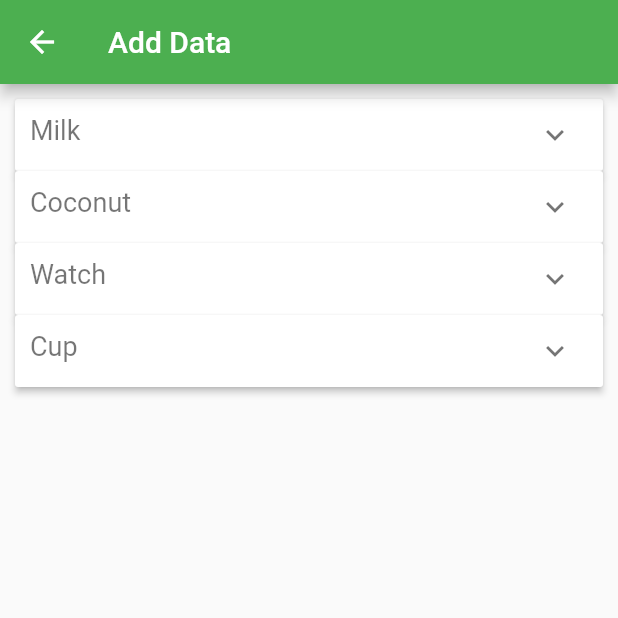
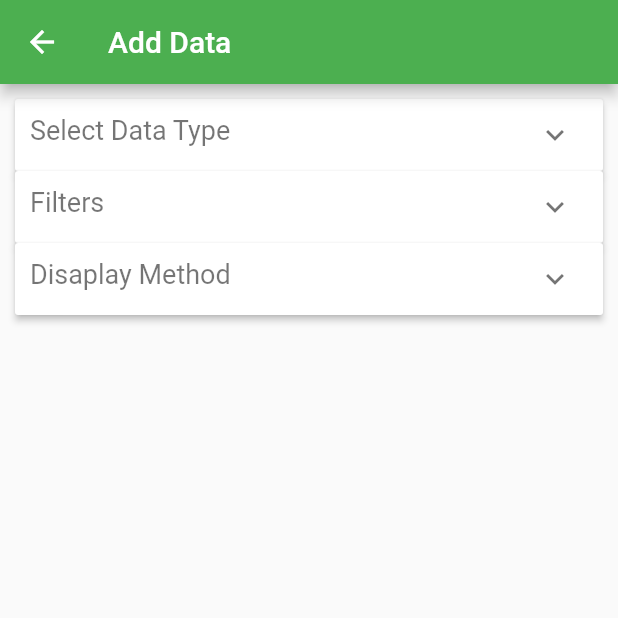
Before and after one commit to bijianing/memory_recorder, a Flutter app: the ViewDataPage screen opened directly, on a phone screen of 412 x 824 dp, the top half of it. Run offline on Flutter 3.47's test engine with Material 2 defaults, Android fonts, the phone set to English and light mode, and no system bars; our stand-ins replace cloud_firestore, flutter_speed_dial; accounts and stored records are empty; Roboto replaces fonts that are missing (MPLUSRounded1c).

Commit message:
add view data page: temp commit

```diff
--- a/lib/view/chip_select.dart
+++ b/lib/view/chip_select.dart
@@ -124,7 +124,7 @@ class _ChipSelectState extends State<ChipSelect> with SingleTickerProviderStateM
   final double animationStartOffset = 0;
   final double animationSeconds = 0.5;
   double _width;
-  double _height;
+  double _height = 50;
   double _absPadding;
 
   @override
--- a/lib/view/view_data.dart
+++ b/lib/view/view_data.dart
@@ -2,9 +2,18 @@ import 'package:cloud_firestore/cloud_firestore.dart';
 import 'package:flutter/material.dart';
 import 'package:flutter/rendering.dart';
 import 'package:memory_recorder/model/data_manager.dart';
-import 'package:memory_recorder/model/field.dart';
+import 'package:memory_recorder/view/chip_select.dart';
 import 'localization.dart';
-import 'package:intl/intl.dart';
+
+
+
+class ItemModel {
+  bool isExpanded;
+  String header;
+  Widget Function(BuildContext context) bodyBuilder;
+
+  ItemModel({this.isExpanded: false, this.header, this.bodyBuilder});
+}
 
 
 class ViewDataPage extends StatefulWidget {
@@ -22,15 +31,52 @@ class _ViewDataPageState extends State<ViewDataPage> {
   DocumentSnapshot dataType;
   List <DocumentSnapshot> dataTypes;
   Map <String, dynamic> fieldValues = Map();
+  List<ItemModel> panelData;
+  List<String> _dataTypes = ['...'];
 
   _ViewDataPageState(this.key, this.defaultType);
 
-  List<ItemModel> prepareData = <ItemModel>[
-    ItemModel(header: 'Milk', bodyModel: BodyModel(price: 20, quantity: 10)),
-    ItemModel(header: 'Coconut', bodyModel: BodyModel(price: 35, quantity: 5)),
-    ItemModel(header: 'Watch', bodyModel: BodyModel(price: 800, quantity: 15)),
-    ItemModel(header: 'Cup', bodyModel: BodyModel(price: 80, quantity: 150))
-  ];
+
+  @override
+  void initState() {
+    super.initState();
+    panelData = <ItemModel>[
+      ItemModel(header: 'Select Data Type', bodyBuilder: dataTypeSelectorBuilder),
+      ItemModel(header: 'Filters', bodyBuilder: dataTypeSelectorBuilder),
+      ItemModel(header: 'Disaplay Method', bodyBuilder: dataTypeSelectorBuilder),
+    ];
+  }
+
+
+  Widget dataTypeSelectorBuilder(BuildContext context)
+  {
+    // if (_dataTypes == null) {
+    //   MRData.dataTypes.then((types) {
+    //     setState(() {
+    //       _dataTypes = types.map((e) => e['name']).toList() as List<String>;
+    //     });
+    //   });
+    // }
+    // return Column(
+    //   children: <Widget>[
+    //     Text('DateType'),
+    //     ChipSelect(
+    //     initChipLabels: <String>['abc', 'def', 'English', 'excise', 'moring', 'llkjkdf', 'nihao', '成功', '失敗'],
+    //     padding: 0.05,
+    //     chipElevation: 3,
+    //   )
+    //   ],
+    // );
+
+    return Expanded(
+
+      child: ChipSelect(
+        initChipLabels: <String>['abc', 'def', 'English', 'excise', 'moring', 'llkjkdf', 'nihao', '成功', '失敗'],
+        padding: 0.05,
+        chipElevation: 3,
+      ));
+
+  }
 
   @override
   Widget build(BuildContext context) {
@@ -50,7 +96,7 @@ class _ViewDataPageState extends State<ViewDataPage> {
           child: Container(
             padding: EdgeInsets.all(10),
             child: ListView.builder(
-              itemCount: prepareData.length,
+              itemCount: panelData.length,
               itemBuilder: (BuildContext context, int index) {
                 return ExpansionPanelList(
                   animationDuration: Duration(milliseconds: 600),
@@ -58,46 +104,28 @@ class _ViewDataPageState extends State<ViewDataPage> {
                     ExpansionPanel(
                       body: Container(
                         padding: EdgeInsets.all(10),
-                        child: Row(
-                          mainAxisAlignment: MainAxisAlignment.spaceBetween,
-                          children: <Widget>[
-                            Text(
-                              'PRICE: ${prepareData[index].bodyModel.price}',
-                              style: TextStyle(
-                                color: Colors.grey[700],
-                                fontSize: 18,
-                              ),
-                            ),
-                            Text(
-                              'QUANTITY: ${prepareData[index].bodyModel.quantity}',
-                              style: TextStyle(
-                                color: Colors.grey[700],
-                                fontSize: 18,
-                              ),
-                            )
-                          ],
-                        ),
+                        child: panelData[index].bodyBuilder(context),
                       ),
                       headerBuilder: (BuildContext context, bool isExpanded) {
                         return Container(
                           padding: EdgeInsets.all(10),
                           child: Text(
-                            prepareData[index].header,
+                            panelData[index].header,
                             style: TextStyle(
-                              color: Colors.black54,
+                              color: isExpanded ? Theme.of(context).primaryColor : Colors.black54,
                               fontSize: 18,
                             ),
                           ),
                         );
                       },
-                      isExpanded: prepareData[index].isExpanded,
+                      isExpanded: panelData[index].isExpanded,
                       canTapOnHeader: true,
                     )
                   ],
                   expansionCallback: (int item, bool status) {
                     setState(() {
-                      prepareData[index].isExpanded =
-                          !prepareData[index].isExpanded;
+                      panelData[index].isExpanded =
+                          !panelData[index].isExpanded;
                     });
                   },
                 );
@@ -109,19 +137,3 @@ class _ViewDataPageState extends State<ViewDataPage> {
     );
   }
 }
-
-
-class ItemModel {
-  bool isExpanded;
-  String header;
-  BodyModel bodyModel;
-
-  ItemModel({this.isExpanded: false, this.header, this.bodyModel});
-}
-
-class BodyModel {
-  int price;
-  int quantity;
-
-  BodyModel({this.price, this.quantity});
-}
```
Also changed, not shown: lib/model/data_manager.dart (+3 -4 lines), lib/view/controls.dart (deleted, +0 -11 lines), lib/view/new_data_type.dart (+27 -37 lines), lib/main.dart (line endings or trailing spaces), lib/model/field.dart (line endings or trailing spaces), lib/temp.dart (line endings or trailing spaces), lib/view/floating_add_button.dart (line endings or trailing spaces), lib/view/new_data.dart (line endings or trailing spaces), pubspec.lock, pubspec.yaml (line endings or trailing spaces), 10 other files. Lines whose indentation alone changed are shown as unchanged.
